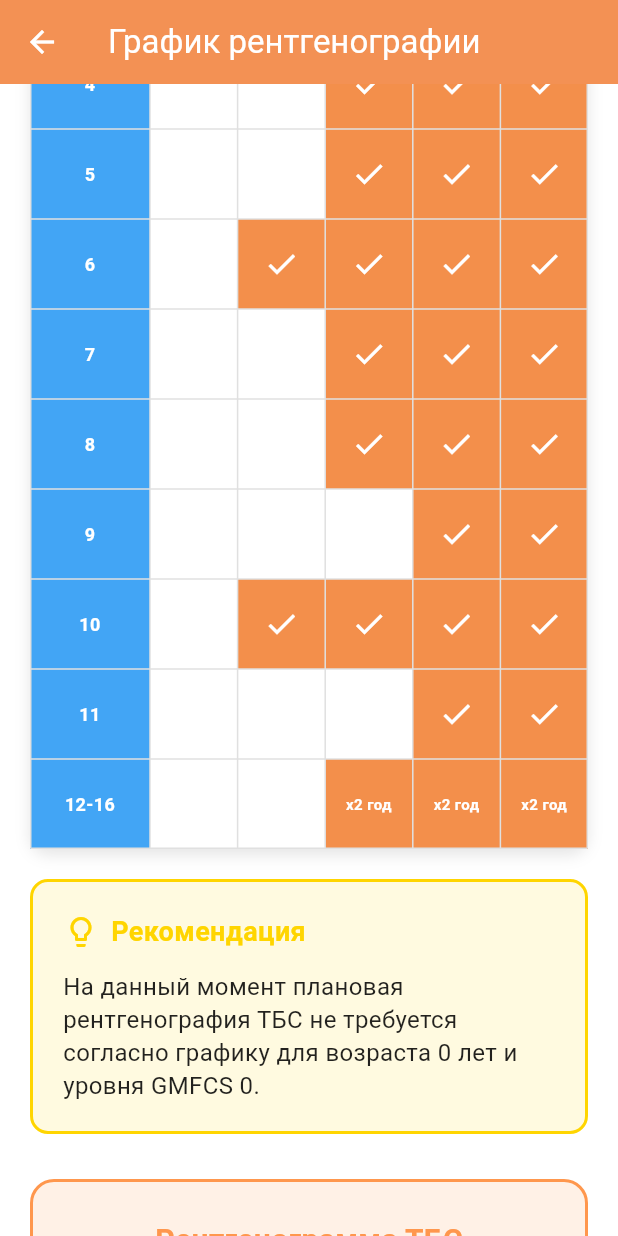
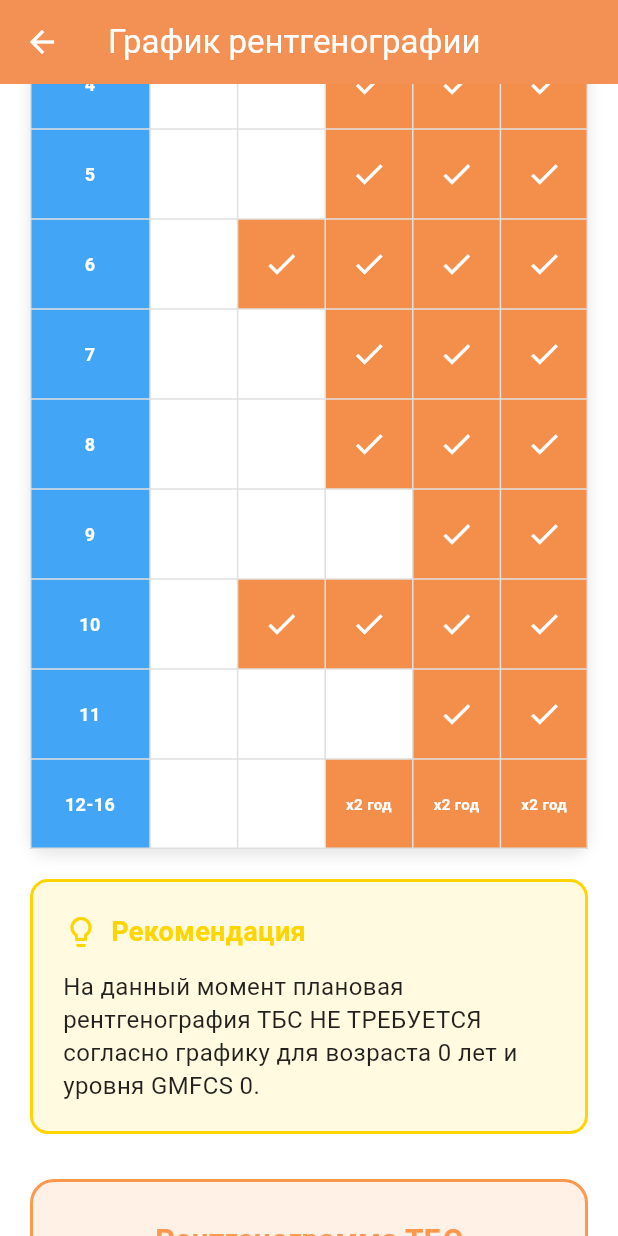
Before and after one commit to SeVaSe/neuro_control, a Flutter app: the _XraySchedulePage screen opened directly with empty values, scrolled down 576 dp, on a phone screen of 412 x 824 dp. Run offline on Flutter 3.47's test engine with Material 3 defaults, Android fonts, the phone set to English and light mode, and no system bars; our stand-ins replace file_picker, flutter_svg, image_picker, open_file, permission_handler, shared_preferences and 3 more; missing offline and left inert: add_2_calendar, syncfusion_flutter_pdf, syncfusion_flutter_pdfviewer; accounts and stored records are empty; Roboto replaces fonts that are missing (Tinos).

Commit message:
правки

```diff
--- a/lib/presentation/pages/Diagnostics/rentgen_page.dart
+++ b/lib/presentation/pages/Diagnostics/rentgen_page.dart
@@ -1323,14 +1323,14 @@ class _XraySchedulePage extends StatelessWidget {
     }
 
     if (!needsXray) {
-      return 'На данный момент плановая рентгенография ТБС не требуется согласно графику для возраста $patientAge лет и уровня GMFCS $gmfcsLevel.';
+      return 'На данный момент плановая рентгенография ТБС НЕ ТРЕБУЕТСЯ согласно графику для возраста $patientAge лет и уровня GMFCS $gmfcsLevel.';
     }
 
     if (needsTwiceAYear) {
       return 'Рекомендуется проводить рентгенографию ТБС ДВАЖДЫ В ГОД. Возраст ребенка: $patientAge лет, уровень GMFCS: $gmfcsLevel. В подростковом возрасте особенно важен регулярный контроль состояния тазобедренных суставов.';
     }
 
-    return 'Рекомендуется проводить рентгенографию ТБС НЕ МЕНЕЕ ОДНОГО РАЗА В ГОД. Возраст ребенка: $patientAge лет, уровень GMFCS: $gmfcsLevel. Регулярное рентгенологическое обследование помогает своевременно выявить патологию тазобедренных суставов.';
+    return 'На данный момент вашему ребёнку РЕКОМЕНДУЕТСЯ ПРОЙТИ ПЛАНОВЫЙ РЕНТГЕН тазобедренных суставов в соответствии с возрастом ($patientAge лет) и уровнем двигательной активности (GMFCS - $gmfcsLevel).\nРегулярное рентгенологическое обследование помогает своевременно выявить патологию тазобедренных суставов.';
   }
 
   Widget _buildXrayCard(BuildContext context) {
```
Also changed, not shown: 1 other file.
